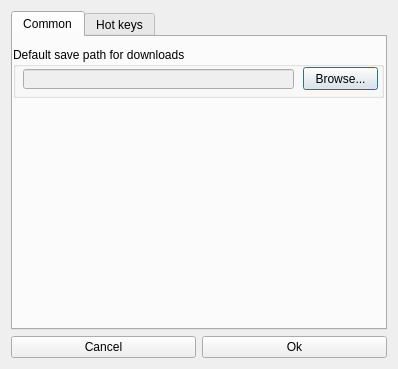
This is dialogs/settings_dialog.ui in jeyboy/palyo2 as Qt 5 draws it before an edit. The edited form follows.
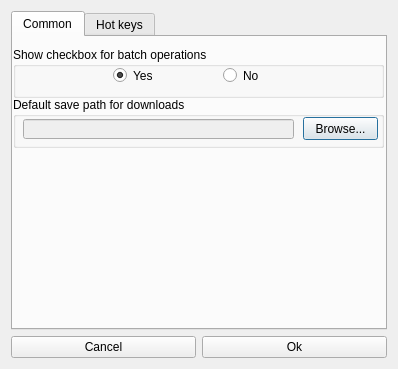
This is the edited form.

Commit message: provide primary checkbox logic - ip check

Diff of the .ui file:
```diff
--- a/dialogs/settings_dialog.ui
+++ b/dialogs/settings_dialog.ui
@@ -11,7 +11,7 @@
    </rect>
   </property>
   <property name="sizePolicy">
-   <sizepolicy hsizetype="Fixed" vsizetype="Fixed">
+   <sizepolicy hsizetype="Ignored" vsizetype="Ignored">
     <horstretch>0</horstretch>
     <verstretch>0</verstretch>
    </sizepolicy>
@@ -36,7 +36,7 @@
        <property name="geometry">
         <rect>
          <x>0</x>
-         <y>10</y>
+         <y>60</y>
          <width>371</width>
          <height>51</height>
         </rect>
@@ -71,6 +71,48 @@
         </property>
        </widget>
       </widget>
+      <widget class="QGroupBox" name="groupBox_2">
+       <property name="geometry">
+        <rect>
+         <x>0</x>
+         <y>10</y>
+         <width>371</width>
+         <height>51</height>
+        </rect>
+       </property>
+       <property name="title">
+        <string>Show checkbox for batch operations</string>
+       </property>
+       <widget class="QRadioButton" name="checkboxesYes">
+        <property name="geometry">
+         <rect>
+          <x>100</x>
+          <y>20</y>
+          <width>82</width>
+          <height>17</height>
+         </rect>
+        </property>
+        <property name="text">
+         <string>Yes</string>
+        </property>
+        <property name="checked">
+         <bool>true</bool>
+        </property>
+       </widget>
+       <widget class="QRadioButton" name="checkboxesNo">
+        <property name="geometry">
+         <rect>
+          <x>210</x>
+          <y>20</y>
+          <width>82</width>
+          <height>17</height>
+         </rect>
+        </property>
+        <property name="text">
+         <string>No</string>
+        </property>
+       </widget>
+      </widget>
      </widget>
      <widget class="QWidget" name="hot_keys_tab">
       <attribute name="title">
```
The commit also changes 29 other files.
